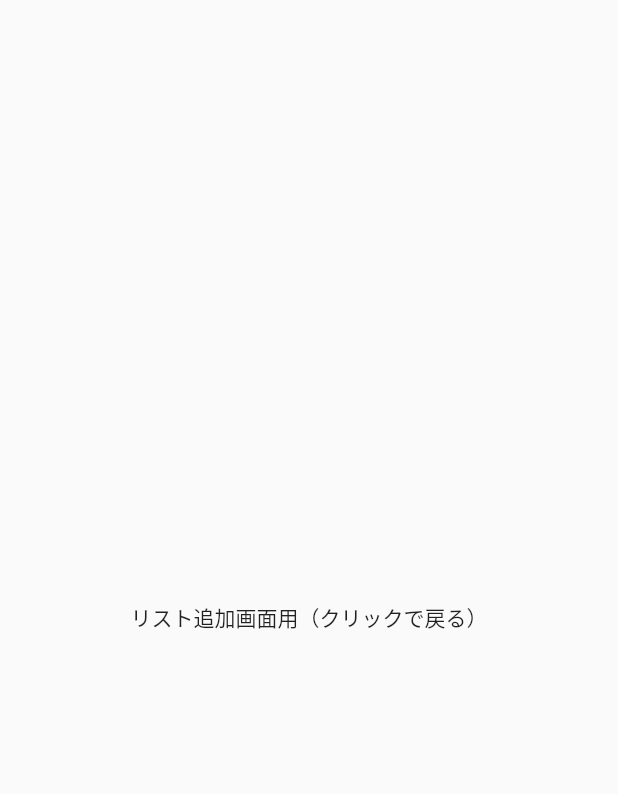
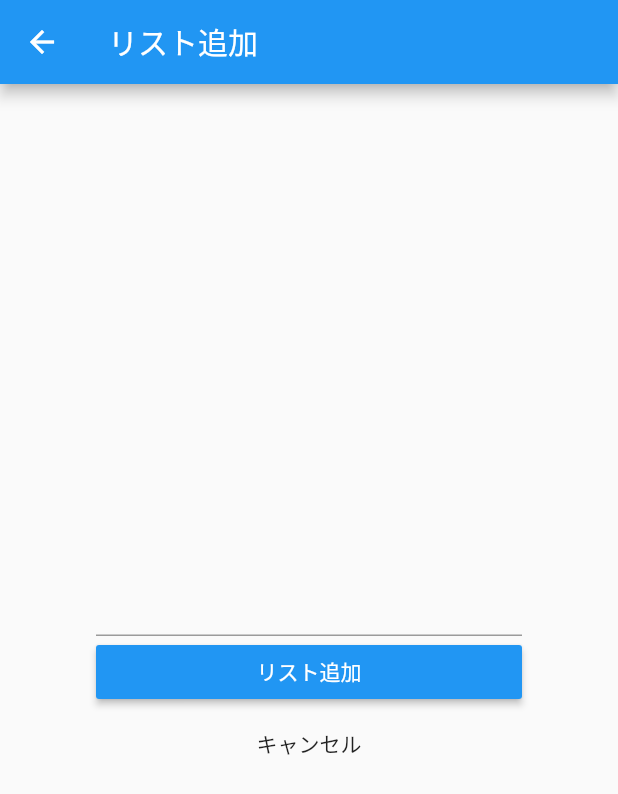
Before and after one commit to hainekosan/my-todo-app, a Flutter app: the screen it shows after launch, after a tap on the "add" icon, on a phone screen of 412 x 824 dp. Shown: the top 794 px of the screen. Run offline on Flutter 3.47's test engine with Material 2 defaults, Android fonts, the phone set to English and light mode, and no system bars.

Commit message:
Todoベース完成

```diff
--- a/lib/main.dart
+++ b/lib/main.dart
@@ -16,21 +16,47 @@ class MyTodoApp extends StatelessWidget {
     );
   }
 }
+
 // リスト一覧画面用Widget
-class TodoListPage extends StatelessWidget {
+class TodoListPage extends StatefulWidget {
   @override
-  Widget build(BuildContext context){
+  _TodoListPageState createState() => _TodoListPageState();
+}
+
+class _TodoListPageState extends State<TodoListPage> {
+  //Todoリストのデータ
+  List<String> todoList = [];
+
+  @override
+  Widget build(BuildContext context) {
     return Scaffold(
-      body: Center(
-        child: Text('リスト一覧画面'),
+      appBar: AppBar(
+        title: Text('リスト一覧'),
+      ),
+      body: ListView.builder(
+        itemCount: todoList.length,
+        itemBuilder: (context, index) {
+          return Card(
+            child: ListTile(
+              title: Text(todoList[index]),
+            ),
+          );
+        },
       ),
       floatingActionButton: FloatingActionButton(
-        onPressed: (){
-          Navigator.of(context).push(
-            MaterialPageRoute(builder: (context){
+        onPressed: () async {
+          final newListText = await Navigator.of(context).push(
+            MaterialPageRoute(builder: (context) {
               return TodoAddPage();
-            })
+            }),
           );
+          if (newListText != null) {
+            //キャンセルした場合はnewListTextがnullとなるので注意
+            setState(() {
+              //リスト追加
+              todoList.add(newListText);
+            });
+          }
         },
         child: Icon(Icons.add),
       ),
@@ -38,17 +64,54 @@ class TodoListPage extends StatelessWidget {
   }
 }
 
+class TodoAddPage extends StatefulWidget {
+  @override
+  _TodoAddPageState createState() => _TodoAddPageState();
+}
+
 // リスト追加画面用Widget
-class TodoAddPage extends StatelessWidget {
+class _TodoAddPageState extends State<TodoAddPage> {
+  String _text = '';
+
   @override
   Widget build(BuildContext context) {
     return Scaffold(
-      body: Center(
-        child: FlatButton(
-          onPressed: () {
-            Navigator.of(context).pop();
-          },
-          child: Text('リスト追加画面用（クリックで戻る）'),
+      appBar: AppBar(
+        title: Text('リスト追加'),
+      ),
+      body: Container(
+        padding: EdgeInsets.all(64),
+        child: Column(
+          mainAxisAlignment: MainAxisAlignment.center,
+          children: <Widget>[
+            Text(_text, style: TextStyle(color: Colors.blue)),
+            TextField(
+              onChanged: (String value) {
+                setState(() {
+                  _text = value;
+                });
+              },
+            ),
+            Container(
+              width: double.infinity,
+              child: RaisedButton(
+                color: Colors.blue,
+                onPressed: () {
+                  Navigator.of(context).pop(_text);
+                },
+                child: Text('リスト追加', style: TextStyle(color: Colors.white)),
+              ),
+            ),
+            Container(
+              width: double.infinity,
+              child: FlatButton(
+                onPressed: () {
+                  Navigator.of(context).pop();
+                },
+                child: Text('キャンセル'),
+              ),
+            )
+          ],
         ),
       ),
     );
```
